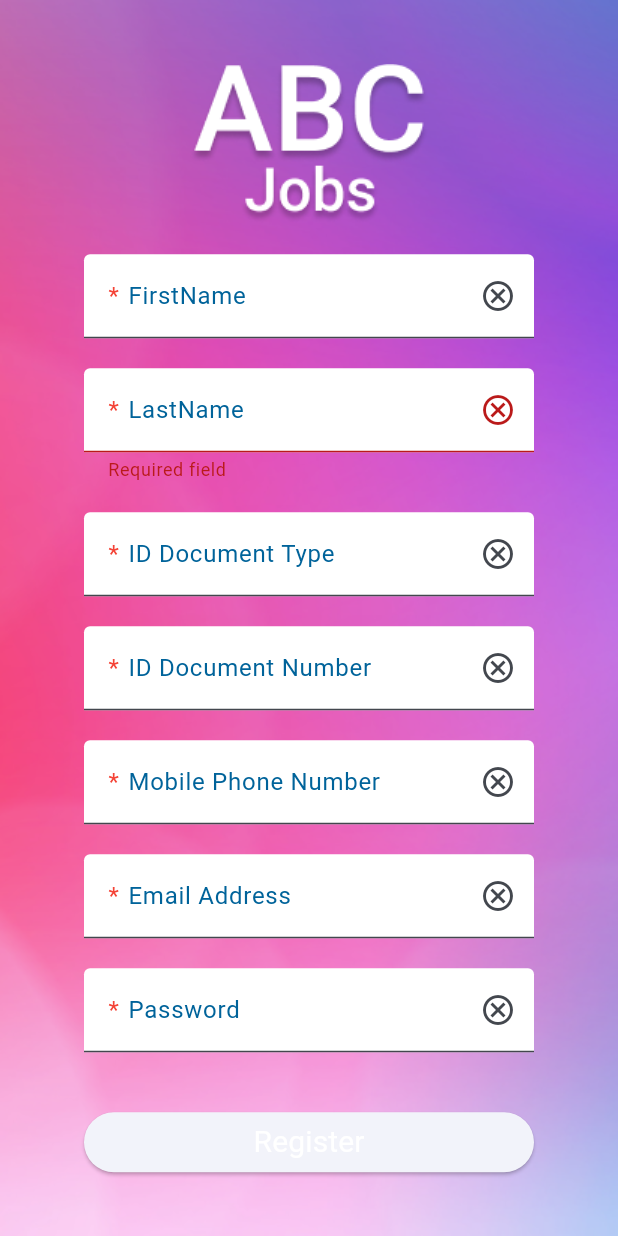
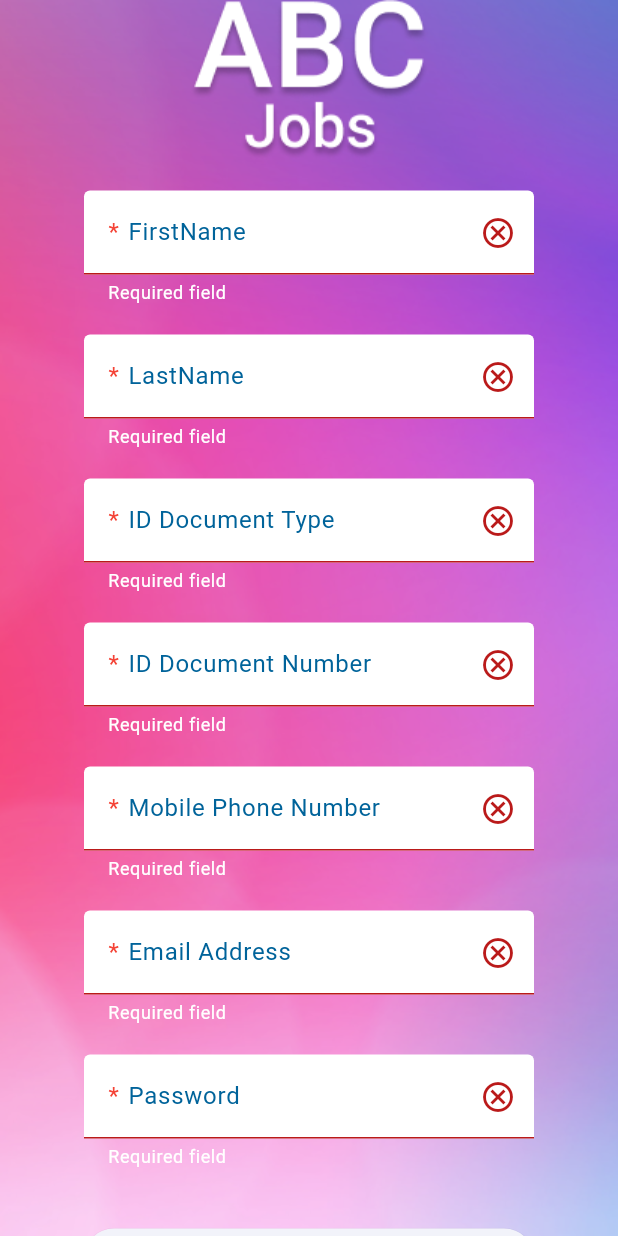
Before and after one commit to s-rojash/MISW-Proyecto_Final_01-Grupo_30_Movil, a Flutter app: the RegisterPage screen opened directly, after a tap on "Register", on a phone screen of 412 x 824 dp. Run offline on Flutter 3.47's test engine with Material 2 defaults, Android fonts, the phone set to English and light mode, and no system bars; our stand-ins replace email_validator; generated files the repository leaves out were written again.

```diff
--- a/lib/Pages/register_page.dart
+++ b/lib/Pages/register_page.dart
@@ -4,6 +4,7 @@ import 'package:flutter_gen/gen_l10n/app_localizations.dart';
 import '../BackendServices/candidato_services.dart';
 import '../Models/candidato.dart';
 import '../Utils/utils.dart';
+import '../Utils/validaciones.dart';
 
 class RegisterPage extends StatefulWidget {
   const RegisterPage({super.key});
@@ -19,7 +20,6 @@ class _RegisterPageState extends State<RegisterPage> {
 
   registrarCandidato() async {
     var valid = _formKey.currentState!.validate();
-    print(valid);
     if (valid) {
       return;
     } else {
@@ -37,6 +37,7 @@ class _RegisterPageState extends State<RegisterPage> {
             fit: BoxFit.cover,
           ),
         ),
+        child: SingleChildScrollView(
           child: Center(
             child: Form(
               key: _formKey,
@@ -51,20 +52,11 @@ class _RegisterPageState extends State<RegisterPage> {
                         onChanged: (value) {
                           candidato.nombres = value;
                         },
+                        validator: (value) => validarTexto(context, value),
                         decoration: InputDecoration(
                           label: RequiredLabel(
                               AppLocalizations.of(context)!.firstName),
                           suffixIcon: const Icon(Icons.cancel_outlined),
-                        prefixIconColor: MaterialStateColor.resolveWith(
-                            (Set<MaterialState> states) {
-                          if (states.contains(MaterialState.focused)) {
-                            return Colors.green;
-                          }
-                          if (states.contains(MaterialState.error)) {
-                            return Colors.red;
-                          }
-                          return Colors.grey;
-                        }),
                         )),
                   ),
                   SizedBox(height: 20),
@@ -74,27 +66,11 @@ class _RegisterPageState extends State<RegisterPage> {
                         onChanged: (value) {
                           candidato.apellidos = value;
                         },
-                      validator: (value) {
-                        print(value);
-                        if (value!.isEmpty) {
-                          return AppLocalizations.of(context)!.fieldRequired;
-                        }
-                        return null;
-                      },
+                        validator: (value) => validarTexto(context, value),
                         decoration: InputDecoration(
                           label: RequiredLabel(
                               AppLocalizations.of(context)!.lastName),
                           suffixIcon: const Icon(Icons.cancel_outlined),
-                        prefixIconColor: MaterialStateColor.resolveWith(
-                            (Set<MaterialState> states) {
-                          if (states.contains(MaterialState.focused)) {
-                            return Colors.green;
-                          }
-                          if (states.contains(MaterialState.error)) {
-                            return Colors.red;
-                          }
-                          return Colors.grey;
-                        }),
                         )),
                   ),
                   SizedBox(height: 20),
@@ -104,20 +80,11 @@ class _RegisterPageState extends State<RegisterPage> {
                         onChanged: (value) {
                           candidato.tipoDocumento = value;
                         },
+                        validator: (value) => validarTexto(context, value),
                         decoration: InputDecoration(
                           label: RequiredLabel(
                               AppLocalizations.of(context)!.idDocumentType),
                           suffixIcon: const Icon(Icons.cancel_outlined),
-                        prefixIconColor: MaterialStateColor.resolveWith(
-                            (Set<MaterialState> states) {
-                          if (states.contains(MaterialState.focused)) {
-                            return Colors.green;
-                          }
-                          if (states.contains(MaterialState.error)) {
-                            return Colors.red;
-                          }
-                          return Colors.grey;
-                        }),
                         )),
                   ),
                   SizedBox(height: 20),
@@ -127,20 +94,11 @@ class _RegisterPageState extends State<RegisterPage> {
                         onChanged: (value) {
                           candidato.numDocumento = value;
                         },
+                        validator: (value) => validarTexto(context, value),
                         decoration: InputDecoration(
                           label: RequiredLabel(
                               AppLocalizations.of(context)!.idDocumentNumber),
                           suffixIcon: const Icon(Icons.cancel_outlined),
-                        prefixIconColor: MaterialStateColor.resolveWith(
-                            (Set<MaterialState> states) {
-                          if (states.contains(MaterialState.focused)) {
-                            return Colors.green;
-                          }
-                          if (states.contains(MaterialState.error)) {
-                            return Colors.red;
-                          }
-                          return Colors.grey;
-                        }),
                         )),
                   ),
                   SizedBox(height: 20),
@@ -150,20 +108,11 @@ class _RegisterPageState extends State<RegisterPage> {
                         onChanged: (value) {
                           candidato.celular = value;
                         },
+                        validator: (value) => validarTexto(context, value),
                         decoration: InputDecoration(
                           label: RequiredLabel(
                               AppLocalizations.of(context)!.mobilePhoneNumber),
                           suffixIcon: const Icon(Icons.cancel_outlined),
-                        prefixIconColor: MaterialStateColor.resolveWith(
-                            (Set<MaterialState> states) {
-                          if (states.contains(MaterialState.focused)) {
-                            return Colors.green;
-                          }
-                          if (states.contains(MaterialState.error)) {
-                            return Colors.red;
-                          }
-                          return Colors.grey;
-                        }),
                         )),
                   ),
                   SizedBox(height: 20),
@@ -173,20 +122,11 @@ class _RegisterPageState extends State<RegisterPage> {
                         onChanged: (value) {
                           candidato.email = value;
                         },
+                        validator: (value) => validarEmail(context, value),
                         decoration: InputDecoration(
-                        label:
-                            RequiredLabel(AppLocalizations.of(context)!.email),
+                          label: RequiredLabel(
+                              AppLocalizations.of(context)!.email),
                           suffixIcon: const Icon(Icons.cancel_outlined),
-                        prefixIconColor: MaterialStateColor.resolveWith(
-                            (Set<MaterialState> states) {
-                          if (states.contains(MaterialState.focused)) {
-                            return Colors.green;
-                          }
-                          if (states.contains(MaterialState.error)) {
-                            return Colors.red;
-                          }
-                          return Colors.grey;
-                        }),
                         )),
                   ),
                   SizedBox(height: 20),
@@ -196,21 +136,12 @@ class _RegisterPageState extends State<RegisterPage> {
                         onChanged: (value) {
                           password = value;
                         },
+                        validator: (value) => validarTexto(context, value),
                         obscureText: true,
                         decoration: InputDecoration(
                           label: RequiredLabel(
                               AppLocalizations.of(context)!.password),
                           suffixIcon: const Icon(Icons.cancel_outlined),
-                        prefixIconColor: MaterialStateColor.resolveWith(
-                            (Set<MaterialState> states) {
-                          if (states.contains(MaterialState.focused)) {
-                            return Colors.green;
-                          }
-                          if (states.contains(MaterialState.error)) {
-                            return Colors.red;
-                          }
-                          return Colors.grey;
-                        }),
                         )),
                   ),
                   SizedBox(height: 40),
@@ -224,7 +155,9 @@ class _RegisterPageState extends State<RegisterPage> {
                         child: Text(AppLocalizations.of(context)!.register,
                             style: TextStyle(fontSize: 20))),
                   ),
+                  SizedBox(height: 20),
                 ],
+              ),
             ),
           ),
         ),
--- /dev/null
+++ b/lib/Utils/validaciones.dart
@@ -0,0 +1,24 @@
+import 'package:flutter/material.dart';
+import 'package:flutter/material.dart';
+import 'package:flutter_gen/gen_l10n/app_localizations.dart';
+import 'package:email_validator/email_validator.dart';
+
+validarTexto(BuildContext context, String? valor) {
+  if (valor!.isEmpty) {
+    return AppLocalizations.of(context)!.fieldRequired;
+  } else {
+    return null;
+  }
+}
+
+validarEmail(BuildContext context, String? valor) {
+  if (valor!.isEmpty) {
+    return AppLocalizations.of(context)!.fieldRequired;
+  } else {
+    if (!EmailValidator.validate(valor)){
+      return AppLocalizations.of(context)!.invalidEmail;
+    } else {
+      return null;
+    }
+  }
+}
--- a/lib/l10n/app_en.arb
+++ b/lib/l10n/app_en.arb
@@ -38,5 +38,9 @@
   "fieldRequired": "Required field",
   "@mobilePhoneNumber": {
     "description": "Message for an empty required field"
+  },
+  "invalidEmail": "Email is not valid",
+  "@invalidEmail": {
+    "description": "Message for an invalid email field"
   }
 }
--- a/lib/l10n/app_es.arb
+++ b/lib/l10n/app_es.arb
@@ -8,5 +8,6 @@
     "idDocumentType": "Tipo de documento de identidad",
     "idDocumentNumber": "Número de documento de identidad",
     "mobilePhoneNumber": "Número de celular",
-    "fieldRequired": "El campo es obligatorio"
+    "fieldRequired": "El campo es obligatorio",
+    "invalidEmail": "El correo electrónico no es válido"
 }
--- a/pubspec.yaml
+++ b/pubspec.yaml
@@ -40,6 +40,7 @@ dependencies:
   intl: any
   http: ^1.1.0
   provider: ^6.0.5
+  email_validator: ^2.1.17
 
 dev_dependencies:
   flutter_test:
```
Also changed, not shown: lib/Pages/login_page.dart (+44 -43 lines), lib/main.dart (+12 -2 lines), pubspec.lock. Lines whose indentation alone changed are shown as unchanged.
